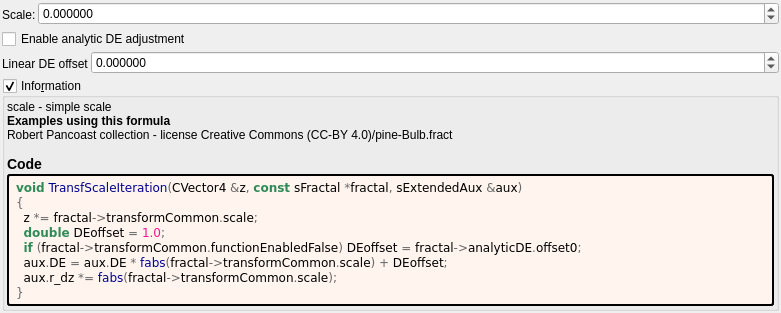
Qt form mandelbulber2/formula/ui/transf_scale.ui (buddhi1980/mandelbulber2) before a commit.
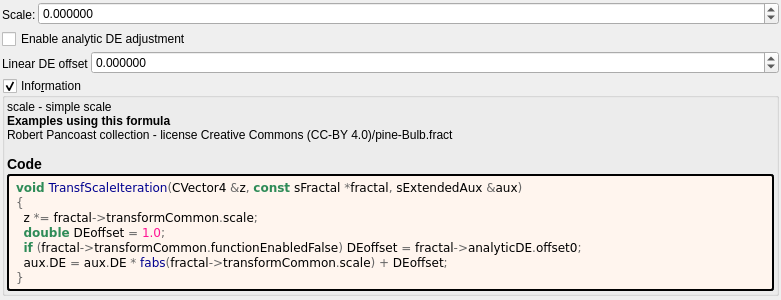
The same form after that commit. Custom widgets are drawn as their Qt base class.

Diff of the .ui file:
```diff
--- a/mandelbulber2/formula/ui/transf_scale.ui
+++ b/mandelbulber2/formula/ui/transf_scale.ui
@@ -187,7 +187,6 @@
   &lt;span style=&quot;color:#2e8b57; font-weight:bold&quot;&gt;double&lt;/span&gt; DEoffset &lt;span style=&quot;color:#676767&quot;&gt;=&lt;/span&gt; &lt;span style=&quot;color:#ff1493&quot;&gt;1.0&lt;/span&gt;&lt;span style=&quot;color:#676767&quot;&gt;;&lt;/span&gt;
   &lt;span style=&quot;color:#2e8b57; font-weight:bold&quot;&gt;if&lt;/span&gt; &lt;span style=&quot;color:#676767&quot;&gt;(&lt;/span&gt;fractal&lt;span style=&quot;color:#676767&quot;&gt;-&amp;gt;&lt;/span&gt;transformCommon&lt;span style=&quot;color:#676767&quot;&gt;.&lt;/span&gt;functionEnabledFalse&lt;span style=&quot;color:#676767&quot;&gt;)&lt;/span&gt; DEoffset &lt;span style=&quot;color:#676767&quot;&gt;=&lt;/span&gt; fractal&lt;span style=&quot;color:#676767&quot;&gt;-&amp;gt;&lt;/span&gt;analyticDE&lt;span style=&quot;color:#676767&quot;&gt;.&lt;/span&gt;offset0&lt;span style=&quot;color:#676767&quot;&gt;;&lt;/span&gt;
   aux&lt;span style=&quot;color:#676767&quot;&gt;.&lt;/span&gt;DE &lt;span style=&quot;color:#676767&quot;&gt;=&lt;/span&gt; aux&lt;span style=&quot;color:#676767&quot;&gt;.&lt;/span&gt;DE &lt;span style=&quot;color:#676767&quot;&gt;*&lt;/span&gt; &lt;span style=&quot;color:#00008f&quot;&gt;fabs&lt;/span&gt;&lt;span style=&quot;color:#676767&quot;&gt;(&lt;/span&gt;fractal&lt;span style=&quot;color:#676767&quot;&gt;-&amp;gt;&lt;/span&gt;transformCommon&lt;span style=&quot;color:#676767&quot;&gt;.&lt;/span&gt;scale&lt;span style=&quot;color:#676767&quot;&gt;) +&lt;/span&gt; DEoffset&lt;span style=&quot;color:#676767&quot;&gt;;&lt;/span&gt;
-  aux&lt;span style=&quot;color:#676767&quot;&gt;.&lt;/span&gt;r_dz &lt;span style=&quot;color:#676767&quot;&gt;*=&lt;/span&gt; &lt;span style=&quot;color:#00008f&quot;&gt;fabs&lt;/span&gt;&lt;span style=&quot;color:#676767&quot;&gt;(&lt;/span&gt;fractal&lt;span style=&quot;color:#676767&quot;&gt;-&amp;gt;&lt;/span&gt;transformCommon&lt;span style=&quot;color:#676767&quot;&gt;.&lt;/span&gt;scale&lt;span style=&quot;color:#676767&quot;&gt;);&lt;/span&gt;
 &lt;span style=&quot;color:#676767&quot;&gt;}&lt;/span&gt;
 &lt;/pre&gt;
 &lt;/body&gt;</string>
```
